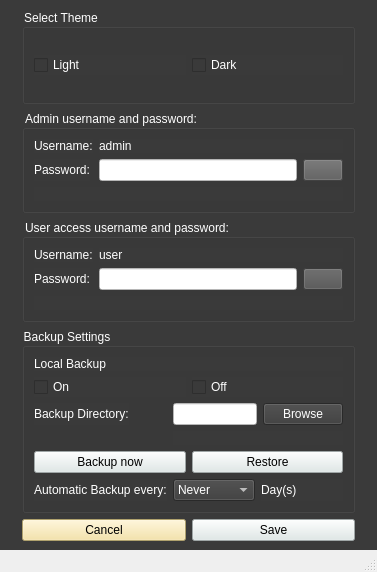
Above: admin_panel.ui from Aenan05/MAXPC before the change. Below: the same form after it.
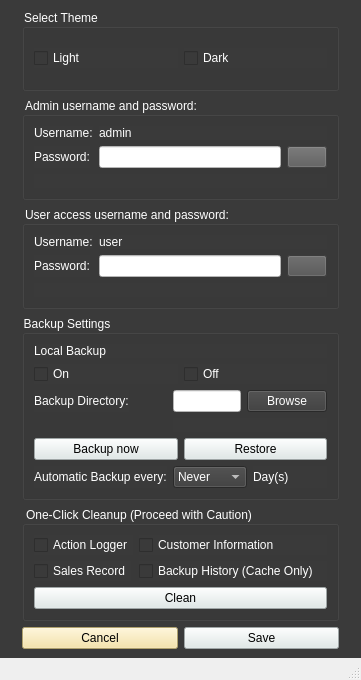
That is the form after the change. Icons and pictures are not drawn.

Commit message: 060623 2255 Added One-Click Cleanup

```diff
--- a/admin_panel.ui
+++ b/admin_panel.ui
@@ -6,8 +6,8 @@
    <rect>
     <x>0</x>
     <y>0</y>
-    <width>377</width>
-    <height>572</height>
+    <width>361</width>
+    <height>680</height>
    </rect>
   </property>
   <property name="windowTitle">
@@ -398,6 +398,69 @@
           </layout>
          </widget>
         </item>
+        <item>
+         <widget class="QGroupBox" name="groupBox_5">
+          <property name="styleSheet">
+           <string notr="true">color: rgb(255, 255, 255);</string>
+          </property>
+          <property name="title">
+           <string>One-Click Cleanup (Proceed with Caution)</string>
+          </property>
+          <layout class="QFormLayout" name="formLayout_4">
+           <item row="0" column="0">
+            <widget class="QCheckBox" name="Action_Logs">
+             <property name="text">
+              <string>Action Logger</string>
+             </property>
+             <attribute name="buttonGroup">
+              <string notr="true">grpClean</string>
+             </attribute>
+            </widget>
+           </item>
+           <item row="1" column="0">
+            <widget class="QCheckBox" name="Output_Logs">
+             <property name="text">
+              <string>Sales Record</string>
+             </property>
+             <attribute name="buttonGroup">
+              <string notr="true">grpClean</string>
+             </attribute>
+            </widget>
+           </item>
+           <item row="0" column="1">
+            <widget class="QCheckBox" name="Customer_Info">
+             <property name="text">
+              <string>Customer Information</string>
+             </property>
+             <attribute name="buttonGroup">
+              <string notr="true">grpClean</string>
+             </attribute>
+            </widget>
+           </item>
+           <item row="1" column="1">
+            <widget class="QCheckBox" name="Auto_backup_history">
+             <property name="text">
+              <string>Backup History (Cache Only)</string>
+             </property>
+             <attribute name="buttonGroup">
+              <string notr="true">grpClean</string>
+             </attribute>
+            </widget>
+           </item>
+           <item row="2" column="0" colspan="2">
+            <widget class="QPushButton" name="btnClean">
+             <property name="styleSheet">
+              <string notr="true">background-color: rgb(223, 233, 232);
+color: rgb(0, 0, 0);</string>
+             </property>
+             <property name="text">
+              <string>Clean</string>
+             </property>
+            </widget>
+           </item>
+          </layout>
+         </widget>
+        </item>
         <item>
          <layout class="QHBoxLayout" name="horizontalLayout">
           <item>
```
Left out of the diff: 8 changed lines with no effect on the pictures. The commit also changes 2 other files.
